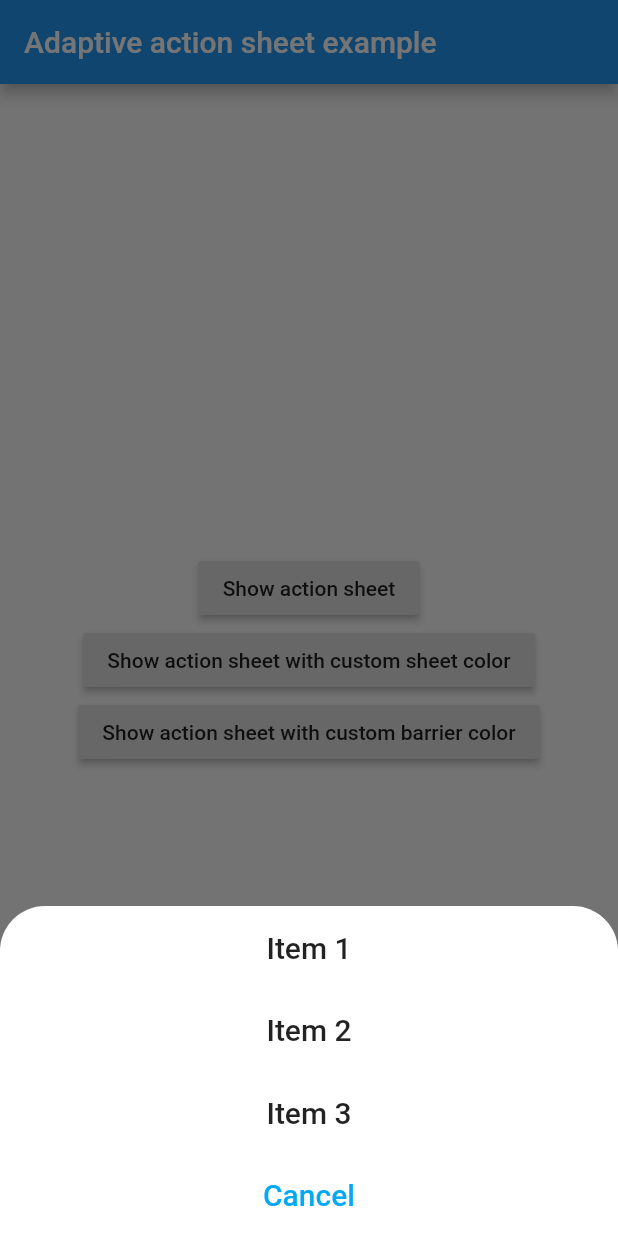
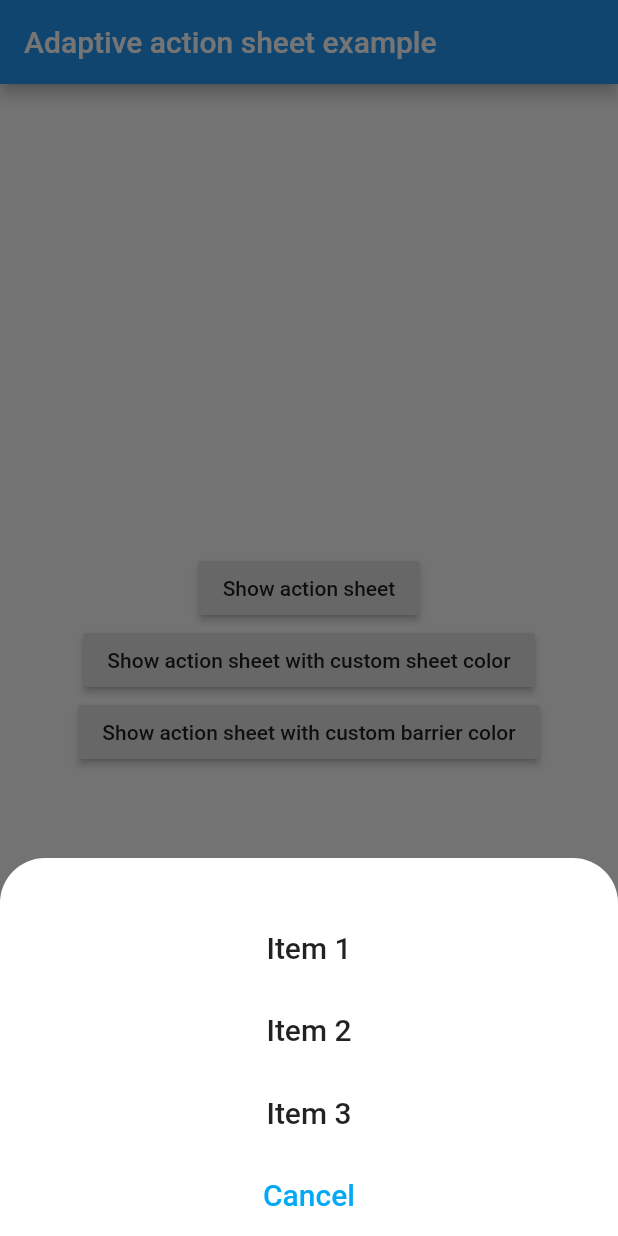
Before and after one commit to Daniel-Ioannou/flutter_adaptive_action_sheet, a Flutter app: the screen it shows after launch, after a tap on "Show action sheet", on a phone screen of 412 x 824 dp. Run offline on Flutter 3.47's test engine with Material 2 defaults, Android fonts, the phone set to English and light mode, and no system bars.

Commit message:
Add support to title for both Android and iOS.

```diff
--- a/lib/src/bottom_sheet_alert.dart
+++ b/lib/src/bottom_sheet_alert.dart
@@ -8,6 +8,7 @@ import 'cancel_action.dart';
 
 Future<T> showAdaptiveActionSheet<T>({
   @required BuildContext context,
+  Widget title,
   @required List<BottomSheetAction> actions,
   CancelAction cancelAction,
   Color barrierColor,
@@ -16,25 +17,27 @@ Future<T> showAdaptiveActionSheet<T>({
   assert(context != null);
   assert(actions != null);
   assert(barrierColor != Colors.transparent, 'The barrier color cannot be transparent.');
-  return _show<T>(context, actions, cancelAction, barrierColor, bottomSheetColor);
+  return _show<T>(context, title, actions, cancelAction, barrierColor, bottomSheetColor);
 }
 
 Future<T> _show<T>(
   BuildContext context,
+  Widget title,
   List<BottomSheetAction> actions,
   CancelAction cancelAction,
   Color barrierColor,
   Color bottomSheetColor,
 ) {
   if (Platform.isIOS) {
-    return _showCupertinoBottomSheet(context, actions, cancelAction, barrierColor, bottomSheetColor);
+    return _showCupertinoBottomSheet(context, title, actions, cancelAction, barrierColor, bottomSheetColor);
   } else {
-    return _showMaterialBottomSheet(context, actions, cancelAction, barrierColor, bottomSheetColor);
+    return _showMaterialBottomSheet(context, title, actions, cancelAction, barrierColor, bottomSheetColor);
   }
 }
 
 Future<T> _showCupertinoBottomSheet<T>(
   BuildContext context,
+  Widget title,
   List<BottomSheetAction> actions,
   CancelAction cancelAction,
   Color bottomSheetColor,
@@ -47,6 +50,7 @@ Future<T> _showCupertinoBottomSheet<T>(
     barrierColor: barrierColor,
     builder: (BuildContext coxt) {
       return CupertinoActionSheet(
+        title: title,
         actions: actions.map((action) {
           return CupertinoActionSheetAction(
             onPressed: action.onPressed,
@@ -73,6 +77,7 @@ Future<T> _showCupertinoBottomSheet<T>(
 
 Future<T> _showMaterialBottomSheet<T>(
   BuildContext context,
+  Widget title,
   List<BottomSheetAction> actions,
   CancelAction cancelAction,
   Color barrierColor,
@@ -102,6 +107,10 @@ Future<T> _showMaterialBottomSheet<T>(
             crossAxisAlignment: CrossAxisAlignment.stretch,
             mainAxisSize: MainAxisSize.min,
             children: <Widget>[
+              Padding(
+                padding: const EdgeInsets.all(16.0),
+                child: Center(child: title),
+              ),
               ...actions.map<Widget>((action) {
                 return InkWell(
                   onTap: action.onPressed,
```
